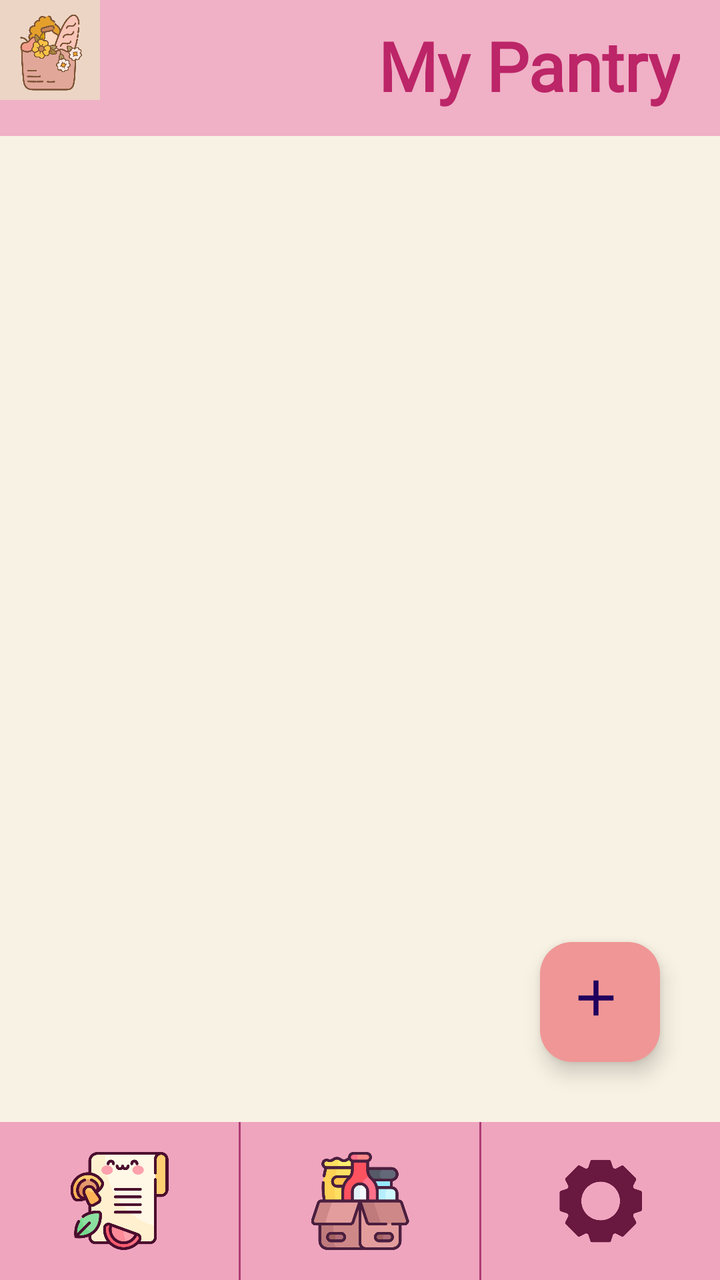
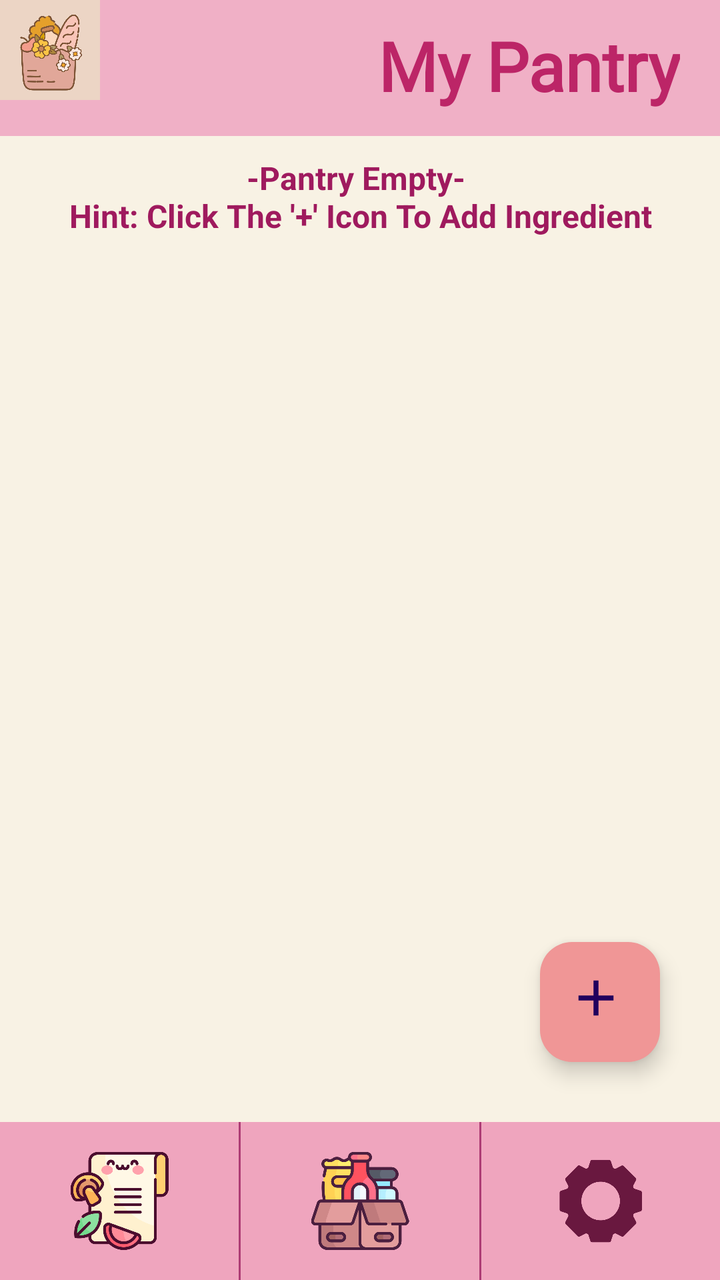

Two renders of the same Android screen: before a commit and after it. Below are the layout's source before the change and the commit's diff.
<!-- AndroidManifest.xml: application theme Theme.SmartPantryManager -->
<!-- res/layout/activity_main.xml -->
<?xml version="1.0" encoding="utf-8"?>
<LinearLayout xmlns:android="http://schemas.android.com/apk/res/android"
    xmlns:app="http://schemas.android.com/apk/res-auto"
    android:id="@+id/main"
    android:layout_width="match_parent"
    android:layout_height="match_parent"
    android:background="#F8F2E4"
    android:orientation="vertical">

    <include
        android:id="@+id/header"
        layout="@layout/header_layout" />

    <LinearLayout
        android:layout_width="match_parent"
        android:layout_height="0dp"
        android:layout_weight="1"
        android:orientation="vertical">

        <TextView
            android:id="@+id/empty_pantry_msg"
            android:layout_width="match_parent"
            android:layout_height="64dp"
            android:padding="10dp"
            android:text="@string/empty_pantry_text"
            android:textAlignment="center"
            android:textColor="@color/empty_content_msg_text"
            android:textSize="16sp"
            android:textStyle="bold"
            android:visibility="gone" />

        <FrameLayout
            android:layout_width="match_parent"
            android:layout_height="0dp"
            android:layout_weight="1"
            android:padding="10dp">

            <androidx.recyclerview.widget.RecyclerView
                android:id="@+id/pantry_recycler_view"
                android:layout_width="match_parent"
                android:layout_height="match_parent" />

            <com.google.android.material.floatingactionbutton.FloatingActionButton
                android:id="@+id/add_ingredient_button"
                android:layout_width="60dp"
                android:layout_height="60dp"
                android:layout_gravity="bottom|end"
                android:clickable="true"
                android:contentDescription="@string/addition_button"
                android:focusable="true"
                android:scaleType="center"
                android:src="@drawable/outline_add_24"
                android:translationX="-20dp"
                android:translationY="-20dp"
                app:backgroundTint="@color/add_ingredient_btn_tint"
                app:maxImageSize="30dp" />

        </FrameLayout>
    </LinearLayout>

    <include
        android:id="@+id/nav_bar"
        layout="@layout/nav_bar" />
</LinearLayout>
<!-- res/layout/header_layout.xml (included above) -->
<?xml version="1.0" encoding="utf-8"?>
<LinearLayout xmlns:android="http://schemas.android.com/apk/res/android"
    android:id="@+id/header"
    android:layout_width="match_parent"
    android:layout_height="68dp"
    android:background="@color/title_bar_background"
    android:orientation="horizontal">

    <ImageView
        android:id="@+id/imageView"
        android:layout_width="40dp"
        android:layout_height="match_parent"
        android:layout_weight="1"
        android:contentDescription="@string/smart_pantry_logo"
        android:foregroundTint="#FEDE3692"
        android:scaleType="fitStart"
        android:src="@drawable/smart_pantry_logo" />

    <TextView
        android:id="@+id/header_title"
        android:layout_width="300dp"
        android:layout_height="match_parent"
        android:layout_weight="1"
        android:fontFamily="@font/calligraffitti"
        android:paddingTop="10dp"
        android:paddingEnd="20dp"
        android:text="@string/my_pantry"
        android:textAlignment="textEnd"
        android:textColor="@color/title_text"
        android:textIsSelectable="false"
        android:textSize="34sp"
        android:textStyle="bold" />

</LinearLayout>
<!-- res/layout/nav_bar.xml (included above) -->
<?xml version="1.0" encoding="utf-8"?>
<LinearLayout xmlns:android="http://schemas.android.com/apk/res/android"
    android:id="@+id/nav_bar"
    android:baselineAligned="false"
    android:orientation="horizontal"
    android:layout_width="match_parent"
    android:layout_height="79dp"
    android:background="@color/nav_bar_background">

    <LinearLayout
        android:id="@+id/recipe_tab"
        android:layout_width="0dp"
        android:layout_height="match_parent"
        android:layout_weight="1"
        android:clickable="true"
        android:focusable="true"
        android:contentDescription="@string/recipe_tab"
        android:orientation="vertical"
        android:padding="15dp">


        <ImageView
            android:id="@+id/imageView2"
            android:layout_width="match_parent"
            android:layout_height="wrap_content"
            android:contentDescription="@string/recipes"
            android:src="@drawable/recipe" />
    </LinearLayout>

    <View
        android:id="@+id/divider"
        android:layout_width="1dp"
        android:layout_height="match_parent"
        android:background="@color/divider_background"
        android:maxWidth="1dp"
        android:minWidth="1dp" />

    <LinearLayout
        android:id="@+id/pantry_tab"
        android:layout_width="0dp"
        android:layout_height="match_parent"
        android:layout_weight="1"
        android:clickable="true"
        android:focusable="true"
        android:contentDescription="@string/pantry_tab"
        android:orientation="vertical"
        android:padding="15dp">


        <ImageView
            android:id="@+id/imageView3"
            android:layout_width="match_parent"
            android:layout_height="wrap_content"
            android:contentDescription="@string/pantry"
            android:src="@drawable/pantry" />
    </LinearLayout>

    <View
        android:id="@+id/divider2"
        android:layout_width="1dp"
        android:layout_height="match_parent"
        android:background="@color/divider_background"
        android:maxWidth="1dp"
        android:minWidth="1dp" />

    <LinearLayout
        android:id="@+id/settings_tab"
        android:layout_width="0dp"
        android:layout_height="match_parent"
        android:layout_weight="1"
        android:clickable="true"
        android:focusable="true"
        android:contentDescription="@string/settings_tab"
        android:orientation="vertical"
        android:padding="15dp">

        <ImageView
            android:id="@+id/imageView4"
            android:layout_width="match_parent"
            android:layout_height="wrap_content"
            android:contentDescription="@string/settings"
            android:src="@drawable/settings" />
    </LinearLayout>

</LinearLayout>
<!-- resources referenced by this layout -->
<resources>
  <color name="add_ingredient_btn_tint">#F09696</color>
  <color name="divider_background">#AD3C74</color>
  <color name="empty_content_msg_text">#9F1A5E</color>
  <color name="nav_bar_background">#EFA5BE</color>
  <color name="title_bar_background">#F0B0C6</color>
  <color name="title_text">#BC2567</color>
  <!-- drawable outline_add_24 (drawable) -->
  <vector xmlns:android="http://schemas.android.com/apk/res/android" android:height="24dp" android:tint="#F4F7C4" android:viewportHeight="960" android:viewportWidth="960" android:width="24dp">
        
      <path android:fillColor="@android:color/white" android:pathData="M440,520L200,520L200,440L440,440L440,200L520,200L520,440L760,440L760,520L520,520L520,760L440,760L440,520Z"/>
      
  </vector>
  <!-- drawable pantry: png bitmap (drawable, 29431 bytes) -->
  <!-- drawable recipe: png bitmap (drawable, 45231 bytes) -->
  <!-- drawable settings: png bitmap (drawable, 16069 bytes) -->
  <!-- drawable smart_pantry_logo: png bitmap (drawable, 32805 bytes) -->
  <string name="addition_button">Add Recipe</string>
  <string name="empty_pantry_text">
          -Pantry Empty-
          \nHint: Click The \'+\' Icon To Add Ingredient
      </string>
  <string name="my_pantry">My Pantry</string>
  <string name="pantry">Pantry</string>
  <string name="pantry_tab">Pantry Tab</string>
  <string name="recipe_tab">Recipe Tab</string>
  <string name="recipes">Recipes</string>
  <string name="settings">Settings</string>
  <string name="settings_tab">Settings Tab</string>
  <string name="smart_pantry_logo">Smart Pantry Logo</string>
  <style name="Theme.SmartPantryManager" parent="Base.Theme.SmartPantryManager" />
  <style name="Base.Theme.SmartPantryManager" parent="Theme.Material3.DayNight.NoActionBar">
          
          
      </style>
</resources>

<!-- the commit's change to res/layout/activity_main.xml (unified diff, before → after) -->
@@ -26,8 +26,7 @@
             android:textAlignment="center"
             android:textColor="@color/empty_content_msg_text"
             android:textSize="16sp"
-            android:textStyle="bold"
-            android:visibility="gone" />
+            android:textStyle="bold" />
 
         <FrameLayout
             android:layout_width="match_parent"
